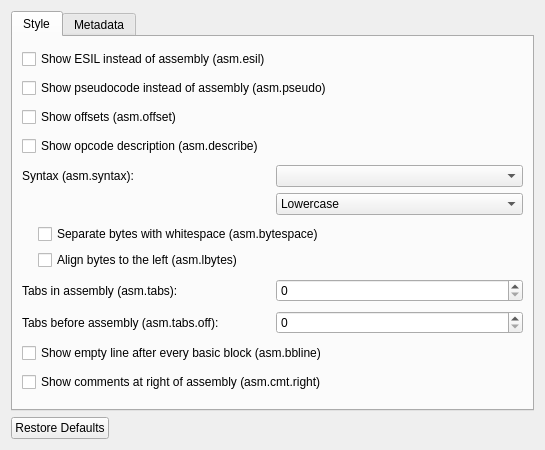
rizinorg/cutter, file src/dialogs/preferences/AsmOptionsWidget.ui: the form before one commit.
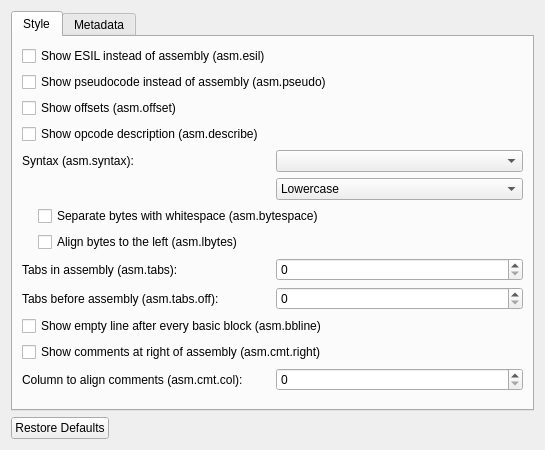
The form after the commit. The open tabs and pages were chosen to show the change.

Commit message: Add option to configure asm.cmt.col

```diff
--- a/src/dialogs/preferences/AsmOptionsWidget.ui
+++ b/src/dialogs/preferences/AsmOptionsWidget.ui
@@ -162,6 +162,27 @@
          </property>
         </widget>
        </item>
+       <item>
+        <layout class="QGridLayout" name="gridLayout_5">
+         <item row="0" column="0">
+          <widget class="QLabel" name="cmtcolLabel">
+           <property name="text">
+            <string>Column to align comments (asm.cmt.col):</string>
+           </property>
+          </widget>
+         </item>
+         <item row="0" column="1">
+          <widget class="QSpinBox" name="cmtcolSpinBox">
+           <property name="maximum">
+            <number>100</number>
+           </property>
+           <property name="singleStep">
+            <number>5</number>
+           </property>
+          </widget>
+         </item>
+        </layout>
+       </item>
       </layout>
      </widget>
      <widget class="QWidget" name="tab_2">
```
The commit also changes 4 other files.
